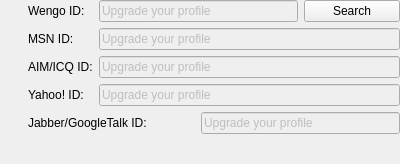
tkrotoff/WengoPhone, file wengophone/src/presentation/qt/imcontact/SimpleIMContactManager.ui: the form before one commit.
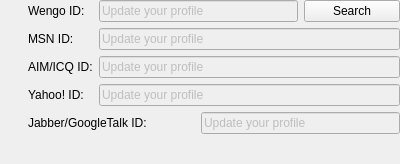
The form after the commit. Icons and pictures are not drawn.

Commit message: Change text of QLineEdit

The edit to the form file:
```diff
--- a/wengophone/src/presentation/qt/imcontact/SimpleIMContactManager.ui
+++ b/wengophone/src/presentation/qt/imcontact/SimpleIMContactManager.ui
@@ -25,7 +25,7 @@
       <bool>false</bool>
      </property>
      <property name="text" >
-      <string>Upgrade your profile</string>
+      <string>Update your profile</string>
      </property>
     </widget>
    </item>
@@ -150,7 +150,7 @@
       <bool>false</bool>
      </property>
      <property name="text" >
-      <string>Upgrade your profile</string>
+      <string>Update your profile</string>
      </property>
     </widget>
    </item>
@@ -160,7 +160,7 @@
       <bool>false</bool>
      </property>
      <property name="text" >
-      <string>Upgrade your profile</string>
+      <string>Update your profile</string>
      </property>
     </widget>
    </item>
@@ -170,7 +170,7 @@
       <bool>false</bool>
      </property>
      <property name="text" >
-      <string>Upgrade your profile</string>
+      <string>Update your profile</string>
      </property>
     </widget>
    </item>
@@ -180,7 +180,7 @@
       <bool>false</bool>
      </property>
      <property name="text" >
-      <string>Upgrade your profile</string>
+      <string>Update your profile</string>
      </property>
     </widget>
    </item>
```
